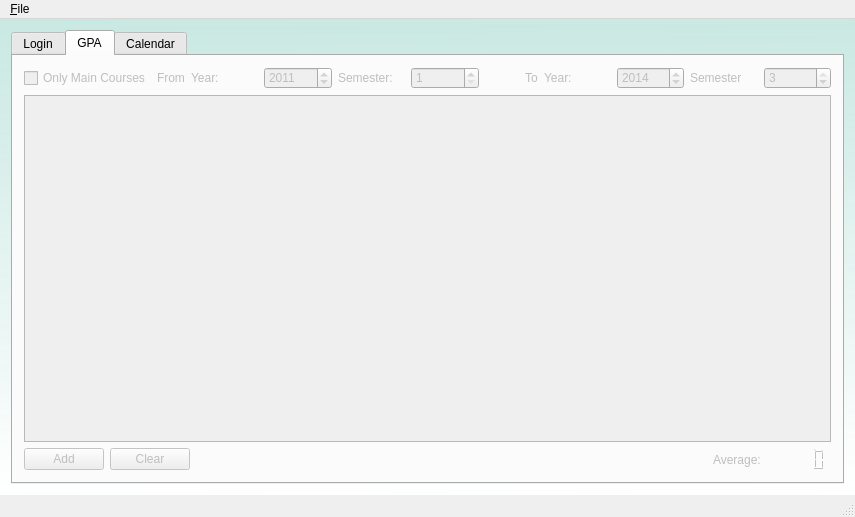
Qt form main/mainscreen.ui (liranbg/JCEaverageCalculator) before a commit.
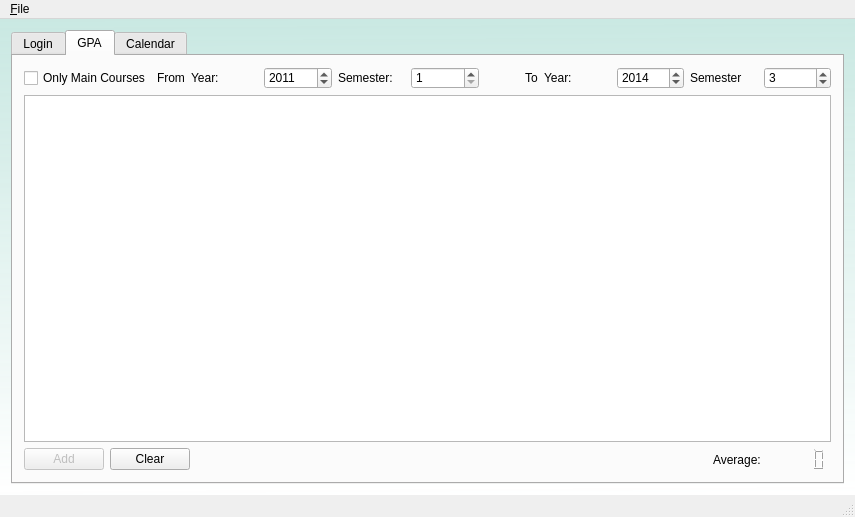
The same form after that commit. The open tabs and pages were chosen to show the change. Icons and pictures are not drawn.

Diff of the .ui file:
```diff
--- a/main/mainscreen.ui
+++ b/main/mainscreen.ui
@@ -305,7 +305,7 @@
       </widget>
       <widget class="QWidget" name="CoursesTab">
        <property name="enabled">
-        <bool>false</bool>
+        <bool>true</bool>
        </property>
        <property name="styleSheet">
         <string notr="true"/>
@@ -473,7 +473,7 @@
                <number>1</number>
               </property>
               <property name="maximum">
-               <number>3</number>
+               <number>999</number>
               </property>
              </widget>
             </item>
@@ -539,7 +539,7 @@
                <number>1</number>
               </property>
               <property name="maximum">
-               <number>3</number>
+               <number>999</number>
               </property>
               <property name="value">
                <number>3</number>
```
Left out of the diff: 4 changed lines with no effect on the pictures.
